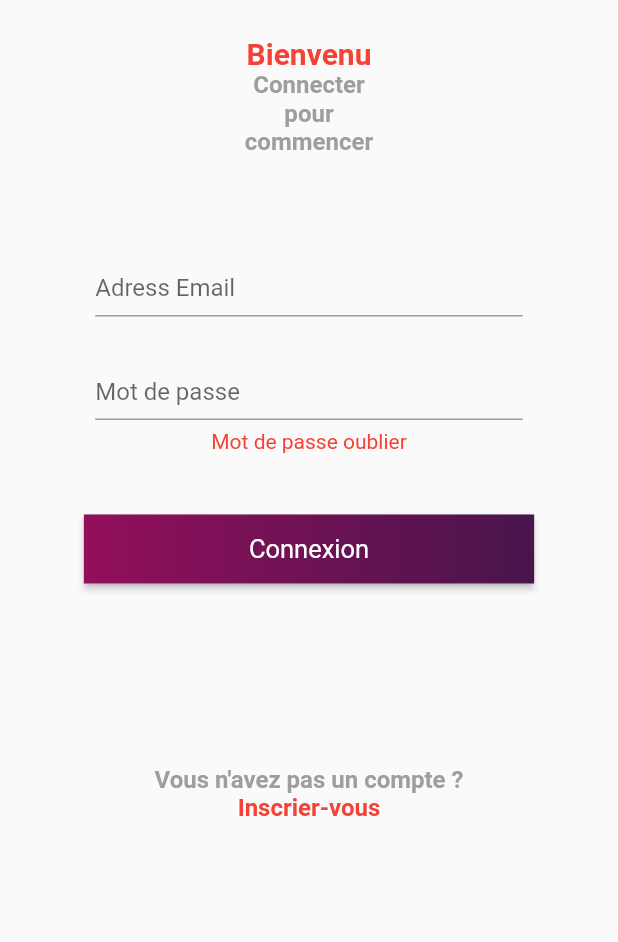
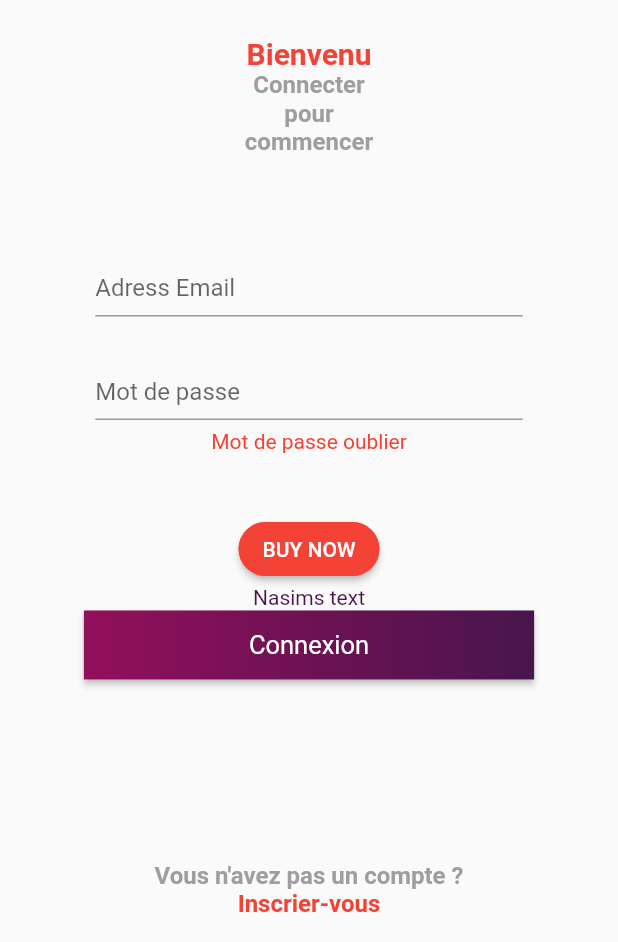
Before and after one commit to Alaeddine-Nasri/SignIn_Page_Box_event, a Flutter app: the screen it shows after launch, on a phone screen of 412 x 824 dp, the part 294-1236 px from its top. Run offline on Flutter 3.47's test engine with Material 2 defaults, Android fonts, the phone set to English and light mode, and no system bars.

Commit message:
adding rounded button + colors to texts from nassim without making sure of changes

```diff
--- a/lib/src/App.dart
+++ b/lib/src/App.dart
@@ -95,18 +95,32 @@ final bgcolor = const Color(0xFF48154d);
                   padding: const EdgeInsets.symmetric(vertical: 20.0),
                 ),
                 RaisedButton(
+                  shape: RoundedRectangleBorder(
+                    borderRadius: BorderRadius.circular(18.0),
+                    side: BorderSide(color: Colors.red)),
+                  onPressed: () {},
+                  color: Colors.red,
+                  textColor: Colors.white,
+                  child: Text("Buy now".toUpperCase(),
+                    style: TextStyle(fontSize: 14)),
+                ),
+                Text ("Nasims text",style: TextStyle(color: Color(0xFF48154d) )),
+
+                RaisedButton(
                   onPressed: () {},
                   textColor: Colors.white,
                   padding: const EdgeInsets.all(0.0),
+
                   child: Container(
+
                     decoration: const BoxDecoration(
                       gradient: LinearGradient(
                         colors: <Color>[
                           Color(0xFF930F5B),
                           Color(0xFF48154D),
-
                         ],
                       ),
+
                     ),
                     padding: EdgeInsets.only(left : 110.0,right: 110.0,top: 13.0,bottom: 13.0),
 
```
